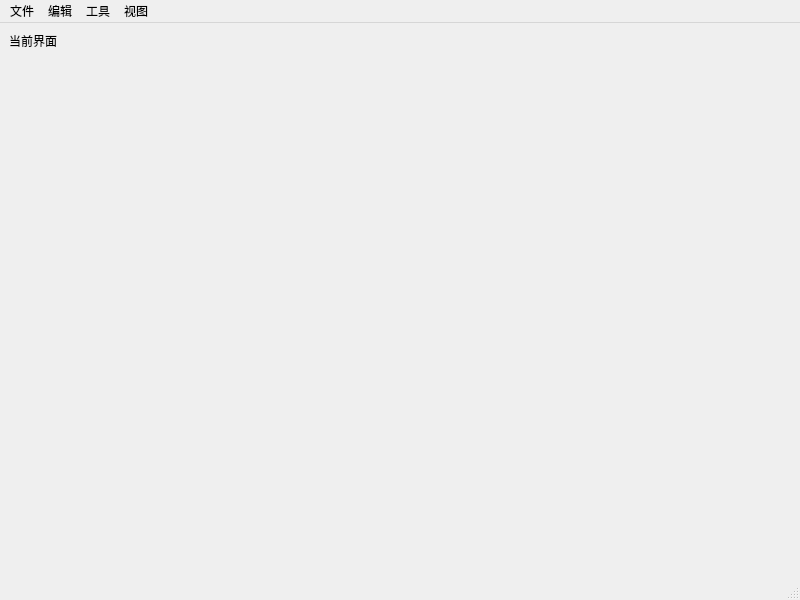
Before: the Qt Designer form main/ui/mainwindow.ui in 3548848289/SmartDesk, drawn with Qt 5.
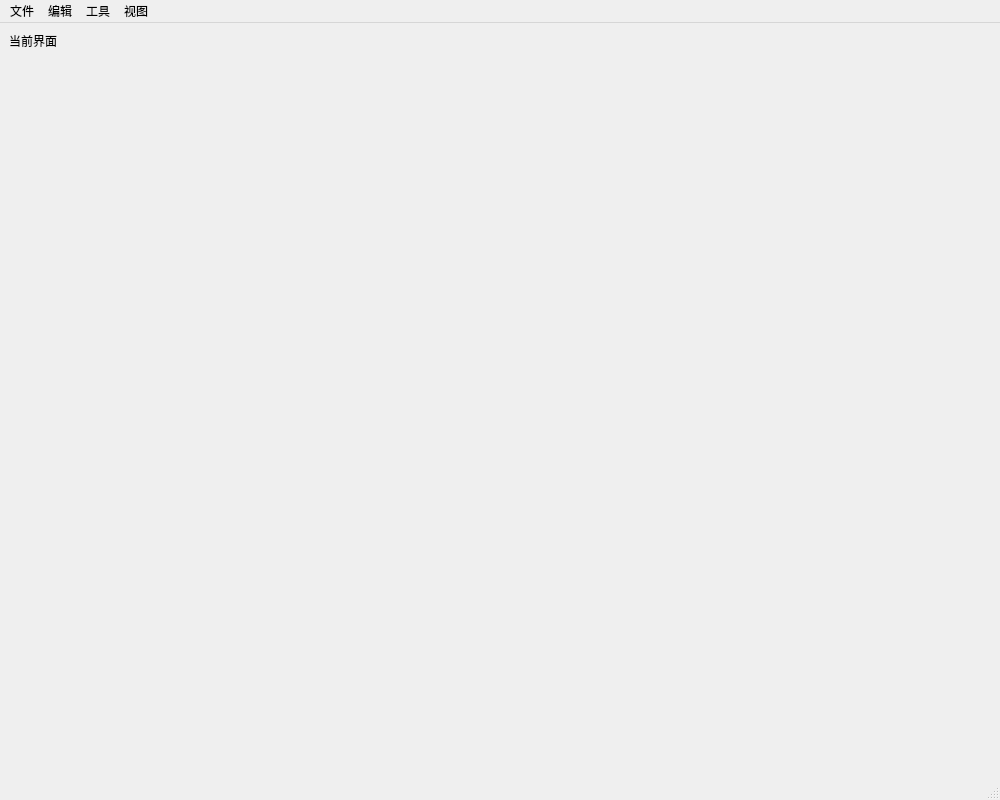
After: the same form once the commit is applied. Icons and pictures are not drawn.

The edit to the form file:
```diff
--- a/main/ui/mainwindow.ui
+++ b/main/ui/mainwindow.ui
@@ -6,8 +6,8 @@
    <rect>
     <x>0</x>
     <y>0</y>
-    <width>800</width>
-    <height>600</height>
+    <width>1000</width>
+    <height>800</height>
    </rect>
   </property>
   <property name="windowTitle">
@@ -80,7 +80,7 @@
     <rect>
      <x>0</x>
      <y>0</y>
-     <width>800</width>
+     <width>1000</width>
      <height>16</height>
     </rect>
    </property>
```
Left out of the diff: 5 changed lines with no effect on the pictures.
